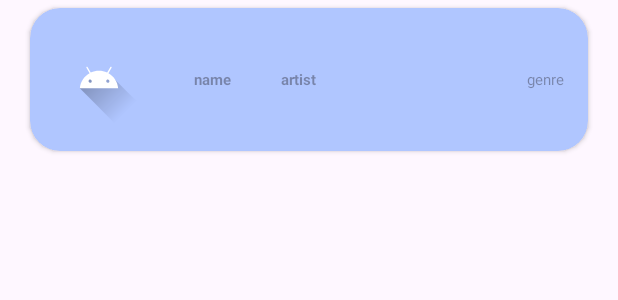
After one commit to Xhinsu/recordShopUi, an Android app: the layout album_view.xml on its own in the app's theme, with its tools: preview values and no code run, on a phone screen of 412 x 824 dp. The commit adds this screen. Shown: the top 300 px of the screen. Run offline under Robolectric (Android 15) with nearby library versions, the phone set to English and light mode, and no system bars.

Commit message:
feat: album views/recycler views added

```diff
--- a/app/build.gradle
+++ b/app/build.gradle
@@ -41,5 +41,7 @@ dependencies {
     androidTestImplementation libs.ext.junit
     androidTestImplementation libs.espresso.core
     implementation libs.retrofit
-    implementation libs.converter.gson
+    implementation 'com.squareup.okhttp3:logging-interceptor:4.12.0'
+    implementation 'com.squareup.retrofit2:converter-gson:2.9.0'
+
 }
--- a/app/src/main/AndroidManifest.xml
+++ b/app/src/main/AndroidManifest.xml
@@ -15,7 +15,7 @@
         android:theme="@style/Theme.RecordShopUI"
         tools:targetApi="31">
         <activity
-            android:name=".MainActivity"
+            android:name=".ui.mainactivity.MainActivity"
             android:exported="true">
             <intent-filter>
                 <action android:name="android.intent.action.MAIN" />
--- a/app/src/main/java/com/example/recordshopui/MainActivity.java
+++ b/app/src/main/java/com/example/recordshopui/ui/mainactivity/MainActivity.java
@@ -1,4 +1,4 @@
-package com.example.recordshopui;
+package com.example.recordshopui.ui.mainactivity;
 
 import android.os.Bundle;
 
@@ -7,6 +7,8 @@ import androidx.appcompat.app.AppCompatActivity;
 import androidx.core.graphics.Insets;
 import androidx.core.view.ViewCompat;
 import androidx.core.view.WindowInsetsCompat;
+
+import com.example.recordshopui.R;
 
 public class MainActivity extends AppCompatActivity {
 
--- /dev/null
+++ b/app/src/main/res/layout/album_view.xml
@@ -0,0 +1,91 @@
+<?xml version="1.0" encoding="utf-8"?>
+<layout xmlns:tools="http://schemas.android.com/tools"
+    xmlns:android="http://schemas.android.com/apk/res/android"
+    xmlns:app="http://schemas.android.com/apk/res-auto"
+
+    >
+    <data>
+        <variable
+            name="album"
+            type="com.example.recordshopui.model.Album" />
+    </data>
+
+    <androidx.cardview.widget.CardView
+        android:layout_width="match_parent"
+        android:layout_height="wrap_content"
+        android:elevation="20dp"
+        android:backgroundTint="@color/material_dynamic_primary80"
+        app:cardCornerRadius="20dp"
+        android:layout_marginLeft="20dp"
+        android:layout_marginRight="20dp"
+        android:layout_marginTop="5dp"
+        android:layout_marginBottom="5dp"
+        >
+
+        <androidx.constraintlayout.widget.ConstraintLayout
+            android:layout_width="match_parent"
+            android:layout_height="63dp"
+            android:layout_margin="16dp">
+
+
+            <ImageView
+                android:id="@+id/imageView"
+                android:layout_width="60dp"
+                android:layout_height="60dp"
+                app:layout_constraintBottom_toBottomOf="parent"
+                app:layout_constraintStart_toStartOf="parent"
+                app:layout_constraintTop_toTopOf="parent"
+                app:layout_constraintVertical_bias="0.5"
+                tools:srcCompat="@drawable/ic_launcher_foreground" />
+
+
+            <TextView
+                android:id="@+id/album_name"
+                android:layout_width="wrap_content"
+                android:layout_height="wrap_content"
+                android:hint="name"
+                android:text="@{album.name}"
+                android:textColor="@color/black"
+                android:textSize="10sp"
+                android:textStyle="bold"
+                app:layout_constraintStart_toEndOf="@+id/imageView"
+                app:layout_constraintEnd_toStartOf="@id/album_artist"
+                app:layout_constraintTop_toTopOf="parent"
+                app:layout_constraintBottom_toBottomOf="parent"/>
+
+            <TextView
+                android:id="@+id/album_artist"
+                android:layout_width="wrap_content"
+                android:layout_height="wrap_content"
+                android:layout_marginEnd="140dp"
+                android:hint="artist"
+                android:text="@{album.artist}"
+                android:textColor="@color/black"
+                android:textSize="10sp"
+                android:textStyle="bold"
+                app:layout_constraintBottom_toBottomOf="parent"
+                app:layout_constraintEnd_toEndOf="parent"
+                app:layout_constraintTop_toTopOf="parent"
+                app:layout_constraintEnd_toStartOf="@id/album_genre"
+                 />
+
+            <TextView
+                android:id="@+id/album_genre"
+                android:layout_width="wrap_content"
+                android:layout_height="wrap_content"
+                android:hint="genre"
+                android:text="@{album.genre}"
+                android:textColor="@color/black"
+                android:textSize="10sp"
+                app:layout_constraintBottom_toBottomOf="parent"
+                app:layout_constraintEnd_toEndOf="parent"
+                app:layout_constraintTop_toTopOf="parent"
+                />
+
+
+        </androidx.constraintlayout.widget.ConstraintLayout>
+    </androidx.cardview.widget.CardView>
+
+
+
+</layout>
```
Also changed, not shown: app/src/main/java/com/example/recordshopui/model/AlbumRepository.java (added, +46 -0 lines), app/src/main/java/com/example/recordshopui/service/AlbumApiService.java (+9 -1 lines), app/src/main/java/com/example/recordshopui/service/RetrofitInstance.java (+19 -4 lines), app/src/main/java/com/example/recordshopui/ui/mainactivity/MainActivityViewModel.java (added, +26 -0 lines), app/src/main/res/layout/activity_main.xml (+6 -9 lines), app/src/main/res/xml/network_security_config.xml (renamed from app/src/main/res/layout/network_security_config.xml).
